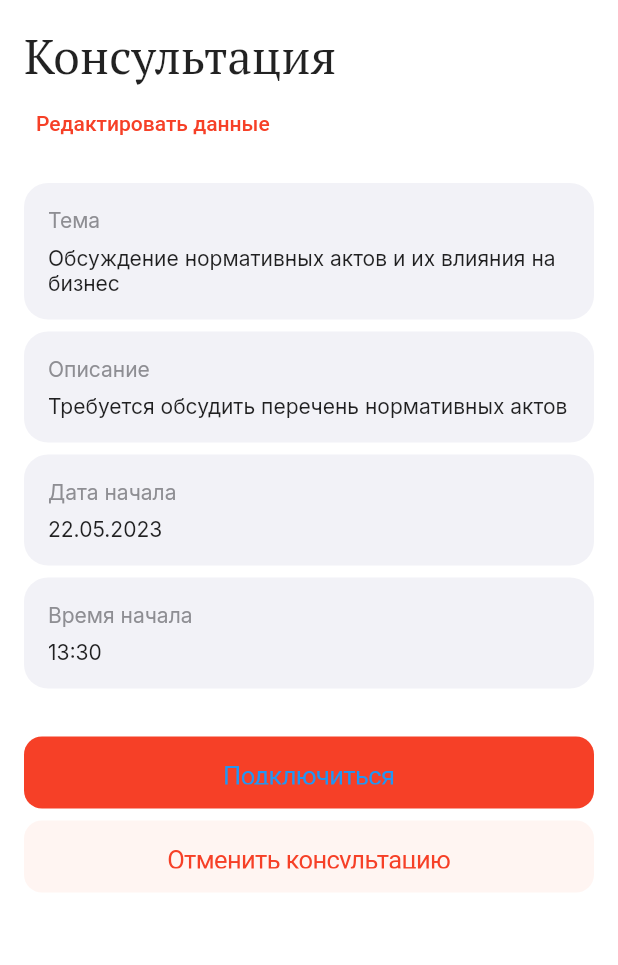
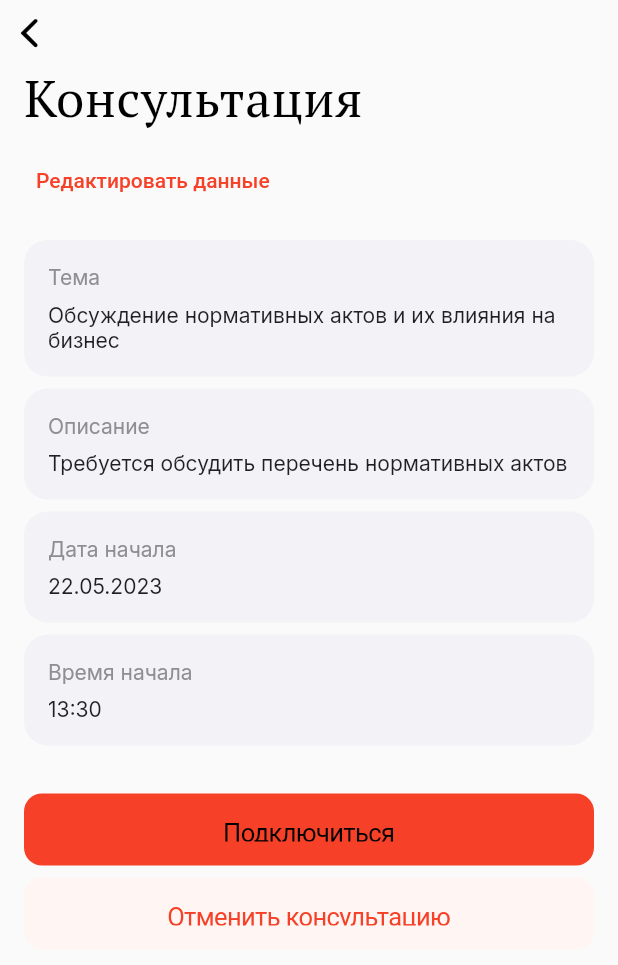
Before and after one commit to egor-baranov/ldt-hack, a Flutter app: the Consultation screen opened directly, on a phone screen of 412 x 824 dp. Shown: the top 965 px of the screen. Run offline on Flutter 3.47's test engine with Material 2 defaults, Android fonts, the phone set to English and light mode, and no system bars; our stand-ins replace calendar_date_picker2, google_fonts, permission_handler; missing offline and left inert: agora_rtc_engine, agora_uikit, grpc.

Commit message:
ui improvements

```diff
--- a/lib/main.dart
+++ b/lib/main.dart
@@ -71,7 +71,7 @@ class _MyHomePageState extends State<MyHomePage> {
           ),
           BottomNavigationBarItem(
             icon: Icon(CupertinoIcons.chat_bubble_text_fill),
-            label: "Чат поддержки",
+            label: "Чат",
             backgroundColor: CupertinoColors.systemGrey6,
           ),
           BottomNavigationBarItem(
--- a/lib/screens/consultation.dart
+++ b/lib/screens/consultation.dart
@@ -45,22 +45,25 @@ class _ConsultationState extends State<Consultation> {
 
   @override
   Widget build(BuildContext context) {
-    return Scaffold(
-      backgroundColor: CupertinoColors.systemBackground,
-      body: SafeArea(
-        child: Container(
+
+    return CupertinoPageScaffold(
+      child: CustomScrollView(
+        slivers: [
+          CupertinoSliverNavigationBar(
+            largeTitle: Text(
+              "Консультация",
+              style: GoogleFonts.ptSerif(fontWeight: FontWeight.w100),
+            ),
+          ),
+          SliverFillRemaining(
+            hasScrollBody: false,
+            child: Padding(
               padding: const EdgeInsets.symmetric(horizontal: 16),
-          child: SingleChildScrollView(
               child: Column(
                 mainAxisAlignment: MainAxisAlignment.start,
                 crossAxisAlignment: CrossAxisAlignment.start,
                 verticalDirection: VerticalDirection.down,
                 children: [
-                SizedBox(height: 16),
-                Text(
-                  "Консультация",
-                  style: GoogleFonts.ptSerif(fontSize: 32),
-                ),
                   TextButton(
                     onPressed: () {},
                     child: Text("Редактировать данные"),
@@ -73,11 +76,11 @@ class _ConsultationState extends State<Consultation> {
                     ),
                   ),
                   SizedBox(height: 16),
-                consultationCard("Тема",
-                    "Обсуждение нормативных актов и их влияния на бизнес"),
+                  consultationCard(
+                      "Тема", "Обсуждение нормативных актов и их влияния на бизнес"),
                   SizedBox(height: 8),
-                consultationCard("Описание",
-                    "Требуется обсудить перечень нормативных актов"),
+                  consultationCard(
+                      "Описание", "Требуется обсудить перечень нормативных актов"),
                   SizedBox(height: 8),
                   consultationCard("Дата начала", "22.05.2023"),
                   SizedBox(height: 8),
@@ -119,6 +122,7 @@ class _ConsultationState extends State<Consultation> {
               ),
             ),
           ),
+        ],
       ),
     );
   }
--- a/lib/styles/themes.dart
+++ b/lib/styles/themes.dart
@@ -5,11 +5,29 @@ import 'ColorResources.dart';
 import 'ColorResources.dart';
 import 'TextStyles.dart';
 
+MaterialColor black = const MaterialColor(
+  0xFF000000,
+  <int, Color>{
+    50: Colors.black,
+    100: Colors.black,
+    200: Colors.black,
+    300: Colors.black,
+    400: Colors.black,
+    500: Colors.black,
+    600: Colors.black,
+    700: Colors.black,
+    800: Colors.black,
+    900: Colors.black,
+  },
+);
+
 final light = ThemeData(
   primaryColorDark: ColorResources.accentRed,
+  primarySwatch: black,
   appBarTheme: const AppBarTheme(
     backgroundColor: ColorResources.lightGrey,
     foregroundColor: ColorResources.black,
+    iconTheme: IconThemeData(color: Colors.black),
   ),
   primaryColor: ColorResources.lightGrey,
   backgroundColor: ColorResources.lightGrey,
```
Also changed, not shown: lib/screens/account.dart (+42 -6 lines), lib/screens/auth/auth.dart (+13 -6 lines), lib/screens/auth/login.dart (+16 -6 lines), lib/screens/auth/register.dart (+23 -8 lines), lib/screens/dashboard.dart (+22 -19 lines), lib/screens/forgot_email.dart (deleted, +0 -94 lines), lib/screens/reset_password.dart (added, +98 -0 lines), lib/screens/zoom.dart (+19 -19 lines). Lines whose indentation alone changed are shown as unchanged.
